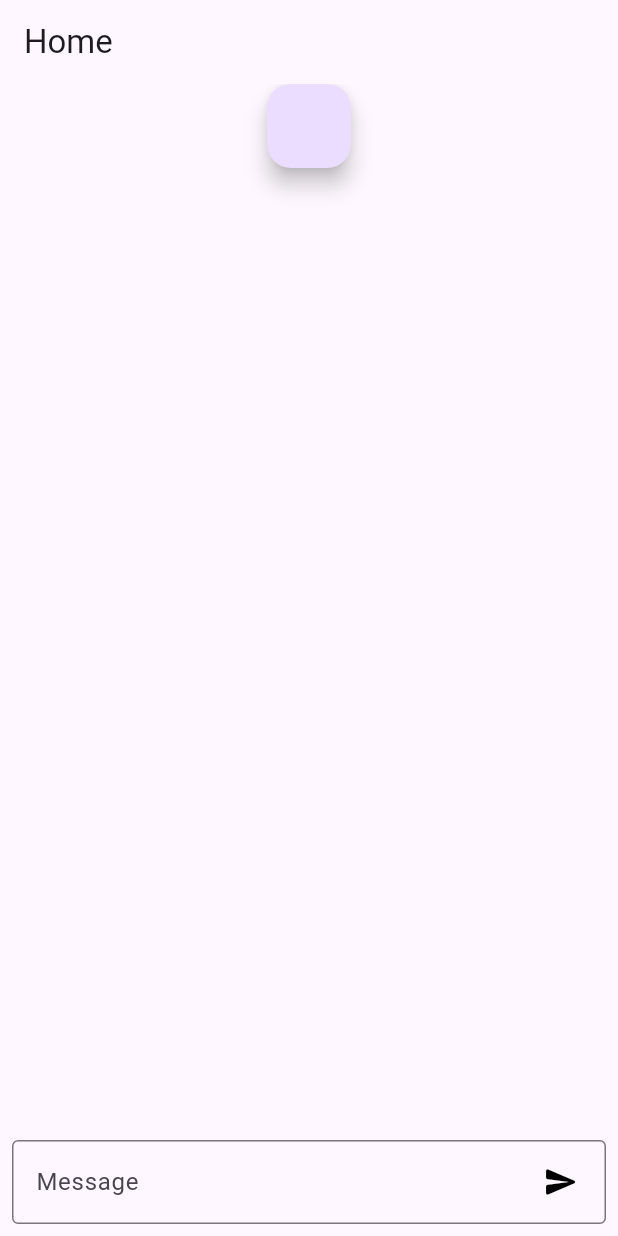
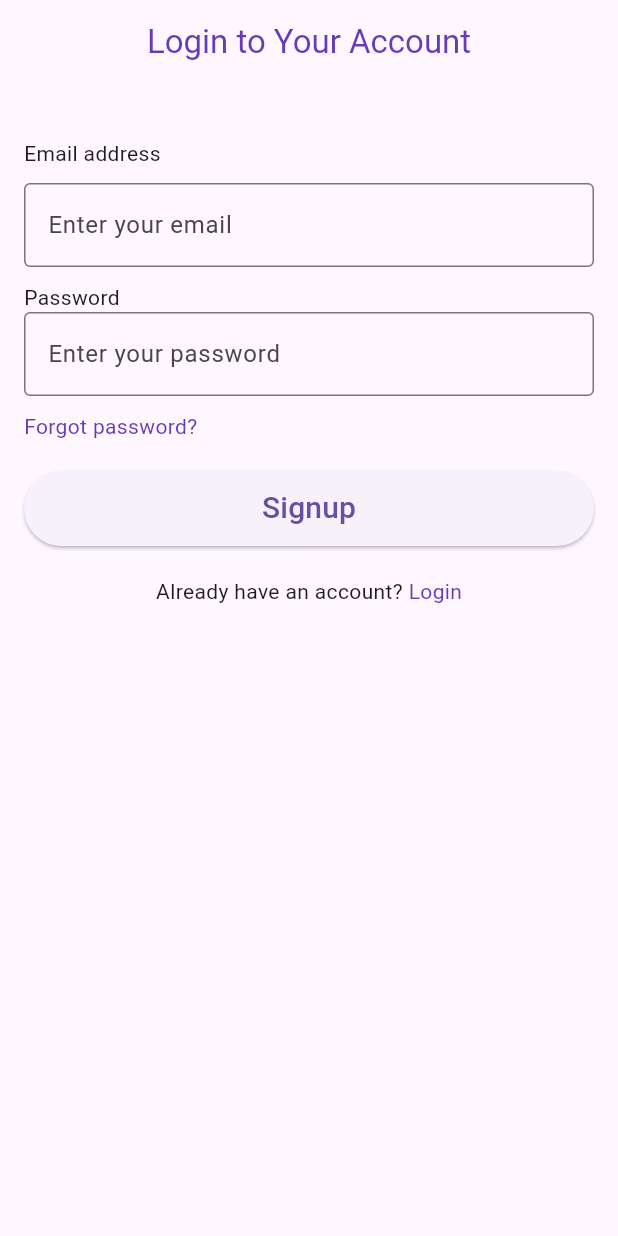
Before and after one commit to baadnk7777777/flutter_bloc_firebase, a Flutter app: the screen it shows after launch, on a phone screen of 412 x 824 dp. Run offline on Flutter 3.47's test engine with Material 3 defaults, Android fonts, the phone set to English and light mode, and no system bars; our stand-ins replace bloc, cloud_firestore, dartz, equatable, firebase_auth, firebase_core and 2 more; accounts and stored records are empty.

Commit message:
Sign_up procress.

```diff
--- a/lib/data/repositories/services/firebase_client.dart
+++ b/lib/data/repositories/services/firebase_client.dart
@@ -1,11 +1,43 @@
 import 'dart:async';
 
 import 'package:cloud_firestore/cloud_firestore.dart';
+import 'package:firebase_auth/firebase_auth.dart';
 import 'package:flutter_bloc_firebase_2/modules/home_page/models/message.dart';
+import 'package:flutter_bloc_firebase_2/modules/sign_up_page/models/user.dart';
 
 class FirebaseClient {
   final CollectionReference _messageCollection =
       FirebaseFirestore.instance.collection('messages');
+
+  final FirebaseAuth _firebaseAuth = FirebaseAuth.instance;
+
+  Future<UserModel?> signUpUser(String email, String password) async {
+    try {
+      final UserCredential userCredential =
+          await _firebaseAuth.createUserWithEmailAndPassword(
+        email: email.trim(),
+        password: password.trim(),
+      );
+      final User? firebaseUser = userCredential.user;
+      if (firebaseUser != null) {
+        return UserModel(
+          id: firebaseUser.uid,
+          email: firebaseUser.email ?? '',
+          displayName: firebaseUser.displayName ?? '',
+        );
+      }
+    } on FirebaseAuthException catch (e) {
+      print(e.toString());
+    }
+    return null;
+  }
+
+  Future<void> signOutUser() async {
+    final User? firebaseUser = FirebaseAuth.instance.currentUser;
+    if (firebaseUser != null) {
+      await FirebaseAuth.instance.signOut();
+    }
+  }
 
   Future<void> sentMessage(String message, int userId) async {
     try {
--- /dev/null
+++ b/lib/modules/authentication_page/views/authentication_page.dart
@@ -0,0 +1,25 @@
+import 'package:firebase_auth/firebase_auth.dart';
+import 'package:flutter/foundation.dart';
+import 'package:flutter/material.dart';
+import 'package:flutter_bloc_firebase_2/modules/home_page/views/home_page.dart';
+import 'package:flutter_bloc_firebase_2/modules/sign_up_page/views/sign_up_page.dart';
+
+class AuthenticationPage extends StatelessWidget {
+  const AuthenticationPage({super.key});
+
+  @override
+  Widget build(BuildContext context) {
+    return Scaffold(
+      body: StreamBuilder(
+        stream: FirebaseAuth.instance.authStateChanges(),
+        builder: (context, snapshot) {
+          if (snapshot.hasData) {
+            return const HomePage();
+          } else {
+            return const SignUpPage();
+          }
+        },
+      ),
+    );
+  }
+}
--- a/lib/modules/home_page/views/home_page.dart
+++ b/lib/modules/home_page/views/home_page.dart
@@ -3,6 +3,7 @@ import 'package:flutter_bloc/flutter_bloc.dart';
 import 'package:flutter_bloc_firebase_2/common/constants/app_constants.dart';
 import 'package:flutter_bloc_firebase_2/modules/home_page/bloc/message_bloc.dart';
 import 'package:flutter_bloc_firebase_2/modules/home_page/models/message.dart';
+import 'package:flutter_bloc_firebase_2/modules/sign_up_page/bloc/authentication_bloc.dart';
 import 'package:flutter_bloc_firebase_2/modules/splash_page/splash_page.dart';
 
 class HomePage extends StatefulWidget {
@@ -20,11 +21,12 @@ class _HomePageState extends State<HomePage> {
   void initState() {
     super.initState();
     // context.read<MessageBloc>().add(FetchMesageEvent());
+    // BlocProvider.of<MessageBloc>(context).add(FetchMesageEvent());
   }
 
   @override
   void dispose() {
-    context.read<MessageBloc>().close();
+    // context.read<MessageBloc>().close();
     super.dispose();
   }
 
@@ -36,99 +38,121 @@ class _HomePageState extends State<HomePage> {
       appBar: AppBar(
         title: const Text('Home'),
       ),
-      body: Column(
-        children: [
-          FloatingActionButton(onPressed: () {
-            setState(() {
-              userId = 2;
-            });
-          }),
-          Expanded(
-            child: BlocConsumer<MessageBloc, MessageState>(
-              listener: (context, state) {
-                if (state.status == StateStatus.loading &&
-                    messagesList.isNotEmpty) {}
-                if (state.status == StateStatus.success &&
-                    messagesList.isEmpty) {}
-                if (state.status == StateStatus.failure &&
-                    messagesList.isEmpty) {}
-                return;
+      body: BlocConsumer<AuthenticationBloc, AuthenticationState>(
+        listener: (context, state) {
+          if (state is AuthenticationLoading) {
+            const LoadingPage();
+          } else if (state is AuthenticationFailure) {
+            showDialog(
+                context: context,
+                builder: (context) {
+                  return const AlertDialog(
+                    content: Text('error'),
+                  );
+                });
+          }
+        },
+        builder: (context, state) {
+          return ElevatedButton(
+              onPressed: () {
+                BlocProvider.of<AuthenticationBloc>(context).add(SignOut());
               },
-              builder: (context, state) {
-                if (state.status == StateStatus.initial ||
-                    (state.status == StateStatus.loading &&
-                        messagesList.isEmpty)) {
-                  return const LoadingPage();
-                } else if (state.status == StateStatus.success) {
-                  messagesList = state.messagesList;
-                  messagesList
-                      .sort((a, b) => b.timestamp.compareTo(a.timestamp));
-                } else if (state.status == StateStatus.failure &&
-                    messagesList.isEmpty) {}
-                return ListView.builder(
-                  reverse: true,
-                  // controller: _scrollController,
-                  itemCount: messagesList.length,
-                  itemBuilder: (context, index) {
-                    return Align(
-                      alignment: messagesList[index].userId != userId
-                          ? Alignment.topRight
-                          : Alignment.topLeft,
-                      child: Container(
-                        margin: const EdgeInsets.symmetric(
-                            vertical: 10, horizontal: 15),
-                        padding: const EdgeInsets.all(10),
-                        decoration: BoxDecoration(
-                          color: messagesList[index].userId != userId
-                              ? Colors.blue
-                              : Colors.grey,
-                          borderRadius: BorderRadius.circular(10),
-                        ),
-                        child: Text(
-                          messagesList[index].text,
-                          style: const TextStyle(
-                            color: Colors.white,
-                          ),
-                        ),
-                      ),
-                    );
-                  },
-                );
-              },
-            ),
-          ),
+              child: const Text('logOut'));
+        },
+      ),
+      // body: Column(
+      //   children: [
+      //     FloatingActionButton(onPressed: () {
+      //       setState(() {
+      //         userId = 2;
+      //       });
+      //     }),
+      //     Expanded(
+      //       child: BlocConsumer<MessageBloc, MessageState>(
+      //         listener: (context, state) {
+      //           if (state.status == StateStatus.loading &&
+      //               messagesList.isNotEmpty) {}
+      //           if (state.status == StateStatus.success &&
+      //               messagesList.isEmpty) {}
+      //           if (state.status == StateStatus.failure &&
+      //               messagesList.isEmpty) {}
+      //           return;
+      //         },
+      //         builder: (context, state) {
+      //           if (state.status == StateStatus.initial ||
+      //               (state.status == StateStatus.loading &&
+      //                   messagesList.isEmpty)) {
+      //             return const LoadingPage();
+      //           } else if (state.status == StateStatus.success) {
+      //             messagesList = state.messagesList;
+      //             messagesList
+      //                 .sort((a, b) => b.timestamp.compareTo(a.timestamp));
+      //           } else if (state.status == StateStatus.failure &&
+      //               messagesList.isEmpty) {}
+      //           return ListView.builder(
+      //             reverse: true,
+      //             // controller: _scrollController,
+      //             itemCount: messagesList.length,
+      //             itemBuilder: (context, index) {
+      //               return Align(
+      //                 alignment: messagesList[index].userId != userId
+      //                     ? Alignment.topRight
+      //                     : Alignment.topLeft,
+      //                 child: Container(
+      //                   margin: const EdgeInsets.symmetric(
+      //                       vertical: 10, horizontal: 15),
+      //                   padding: const EdgeInsets.all(10),
+      //                   decoration: BoxDecoration(
+      //                     color: messagesList[index].userId != userId
+      //                         ? Colors.blue
+      //                         : Colors.grey,
+      //                     borderRadius: BorderRadius.circular(10),
+      //                   ),
+      //                   child: Text(
+      //                     messagesList[index].text,
+      //                     style: const TextStyle(
+      //                       color: Colors.white,
+      //                     ),
+      //                   ),
+      //                 ),
+      //               );
+      //             },
+      //           );
+      //         },
+      //       ),
+      //     ),
 
-          // const Spacer(),
-          Padding(
-            padding: const EdgeInsets.all(8.0),
-            child: TextField(
-              controller: mycontroller,
-              decoration: InputDecoration(
-                border: const OutlineInputBorder(),
-                labelText: 'Message',
-                suffixIcon: Padding(
-                  padding: const EdgeInsetsDirectional.only(end: 12.0),
-                  child: GestureDetector(
-                    child: const Icon(
-                      Icons.send_rounded,
-                      color: Colors.black,
-                    ),
-                    onTap: () {
-                      print("userId" + userId.toString());
-                      context.read<MessageBloc>().add(
-                            SendMessageEvent(
-                                message: mycontroller.text, userId),
-                          );
+      //     // const Spacer(),
+      //     Padding(
+      //       padding: const EdgeInsets.all(8.0),
+      //       child: TextField(
+      //         controller: mycontroller,
+      //         decoration: InputDecoration(
+      //           border: const OutlineInputBorder(),
+      //           labelText: 'Message',
+      //           suffixIcon: Padding(
+      //             padding: const EdgeInsetsDirectional.only(end: 12.0),
+      //             child: GestureDetector(
+      //               child: const Icon(
+      //                 Icons.send_rounded,
+      //                 color: Colors.black,
+      //               ),
+      //               onTap: () {
+      //                 print("userId" + userId.toString());
+      //                 context.read<MessageBloc>().add(
+      //                       SendMessageEvent(
+      //                           message: mycontroller.text, userId),
+      //                     );
 
-                      mycontroller.clear();
-                    },
-                  ),
-                ),
-              ),
-            ),
-          ),
-        ],
-      ),
+      //                 mycontroller.clear();
+      //               },
+      //             ),
+      //           ),
+      //         ),
+      //       ),
+      //     ),
+      //   ],
+      // ),
     );
   }
 }
--- /dev/null
+++ b/lib/modules/sign_up_page/bloc/authentication_event.dart
@@ -0,0 +1,20 @@
+part of 'authentication_bloc.dart';
+
+abstract class AuthenticationEvent extends Equatable {
+  const AuthenticationEvent();
+
+  @override
+  List<Object> get props => [];
+}
+
+class SignUpUser extends AuthenticationEvent {
+  final String email;
+  final String password;
+
+  const SignUpUser({required this.email, required this.password});
+
+  @override
+  List<Object> get props => [email, password];
+}
+
+class SignOut extends AuthenticationEvent {}
--- /dev/null
+++ b/lib/modules/sign_up_page/bloc/authentication_state.dart
@@ -0,0 +1,31 @@
+part of 'authentication_bloc.dart';
+
+abstract class AuthenticationState extends Equatable {
+  const AuthenticationState();
+
+  @override
+  List<Object> get props => [];
+}
+
+final class AuthenticationInitial extends AuthenticationState {}
+
+class AuthenticationLoading extends AuthenticationState {
+  final bool isLoading;
+  const AuthenticationLoading({required this.isLoading});
+  @override
+  List<Object> get props => [isLoading];
+}
+
+class AuthenticationSuccess extends AuthenticationState {
+  final UserModel user;
+  const AuthenticationSuccess({required this.user});
+  @override
+  List<Object> get props => [user];
+}
+
+class AuthenticationFailure extends AuthenticationState {
+  final String errorMessage;
+  const AuthenticationFailure(this.errorMessage);
+  @override
+  List<Object> get props => [errorMessage];
+}
--- /dev/null
+++ b/lib/modules/sign_up_page/models/user.dart
@@ -0,0 +1,10 @@
+class UserModel {
+  final String? id;
+  final String? email;
+  final String? displayName;
+  UserModel({
+    this.id,
+    this.email,
+    this.displayName,
+  });
+}
--- /dev/null
+++ b/lib/modules/sign_up_page/views/sign_up_page.dart
@@ -0,0 +1,133 @@
+import 'package:flutter/foundation.dart';
+import 'package:flutter/material.dart';
+import 'package:flutter_bloc/flutter_bloc.dart';
+import 'package:flutter_bloc_firebase_2/modules/home_page/bloc/message_bloc.dart';
+import 'package:flutter_bloc_firebase_2/modules/sign_up_page/bloc/authentication_bloc.dart';
+
+class SignUpPage extends StatefulWidget {
+  const SignUpPage({super.key});
+
+  @override
+  State<SignUpPage> createState() => _SignUpPageState();
+}
+
+class _SignUpPageState extends State<SignUpPage> {
+  final emailController = TextEditingController();
+  final passwordController = TextEditingController();
+
+  @override
+  void dispose() {
+    emailController.dispose();
+    passwordController.dispose();
+    super.dispose();
+  }
+
+  @override
+  Widget build(BuildContext context) {
+    return Scaffold(
+      appBar: AppBar(
+        title: const Text(
+          'Login to Your Account',
+          style: TextStyle(
+            color: Colors.deepPurple,
+          ),
+        ),
+        centerTitle: true,
+      ),
+      body: Padding(
+        padding: const EdgeInsets.all(16.0),
+        child: Column(
+          crossAxisAlignment: CrossAxisAlignment.start,
+          children: [
+            const SizedBox(height: 20),
+            const Text('Email address'),
+            const SizedBox(height: 10),
+            TextFormField(
+              controller: emailController,
+              decoration: const InputDecoration(
+                border: OutlineInputBorder(),
+                hintText: 'Enter your email',
+              ),
+            ),
+            const SizedBox(height: 10),
+            const Text('Password'),
+            TextFormField(
+              controller: passwordController,
+              decoration: const InputDecoration(
+                border: OutlineInputBorder(),
+                hintText: 'Enter your password',
+              ),
+              obscureText: false,
+            ),
+            const SizedBox(height: 10),
+            GestureDetector(
+              onTap: () {},
+              child: const Text(
+                'Forgot password?',
+                style: TextStyle(
+                  color: Colors.deepPurple,
+                ),
+              ),
+            ),
+            const SizedBox(height: 20),
+            BlocConsumer<AuthenticationBloc, AuthenticationState>(
+              listener: (context, state) {
+                if (state is AuthenticationSuccess) {
+                  Navigator.of(context).pushNamed('/homePage');
+
+                  context.read<MessageBloc>().add(FetchMesageEvent());
+                } else if (state is AuthenticationFailure) {
+                  showDialog(
+                      context: context,
+                      builder: (context) {
+                        return const AlertDialog(
+                          content: Text('error'),
+                        );
+                      });
+                }
+              },
+              builder: (context, state) {
+                return SizedBox(
+                  height: 50,
+                  width: double.infinity,
+                  child: ElevatedButton(
+                    onPressed: () {
+                      BlocProvider.of<AuthenticationBloc>(context).add(
+                        SignUpUser(
+                          email: emailController.text.trim(),
+                          password: passwordController.text.trim(),
+                        ),
+                      );
+                    },
+                    child: Text(
+                      state is AuthenticationLoading ? '.......' : 'Signup',
+                      style: const TextStyle(
+                        fontSize: 20,
+                      ),
+                    ),
+                  ),
+                );
+              },
+            ),
+            const SizedBox(height: 20),
+            Row(
+              mainAxisAlignment: MainAxisAlignment.center,
+              children: [
+                const Text("Already have an account? "),
+                GestureDetector(
+                  onTap: () {},
+                  child: const Text(
+                    'Login',
+                    style: TextStyle(
+                      color: Colors.deepPurple,
+                    ),
+                  ),
+                )
+              ],
+            ),
+          ],
+        ),
+      ),
+    );
+  }
+}
--- a/lib/router/app_route.dart
+++ b/lib/router/app_route.dart
@@ -3,9 +3,11 @@
 import 'package:flutter/material.dart';
 import 'package:flutter_bloc/flutter_bloc.dart';
 import 'package:flutter_bloc_firebase_2/data/repositories/services/firebase_client.dart';
+import 'package:flutter_bloc_firebase_2/modules/authentication_page/views/authentication_page.dart';
 import 'package:flutter_bloc_firebase_2/modules/home_page/bloc/message_bloc.dart';
 import 'package:flutter_bloc_firebase_2/modules/home_page/repositories/impl/message_repo_impl.dart';
 import 'package:flutter_bloc_firebase_2/modules/home_page/views/home_page.dart';
+import 'package:flutter_bloc_firebase_2/modules/sign_up_page/bloc/authentication_bloc.dart';
 
 class AppRouter {
   final MessageBloc _messageBloc = MessageBloc(
@@ -13,9 +15,19 @@ class AppRouter {
     firebaseClient: FirebaseClient(),
   ));
 
+  final AuthenticationBloc _authenticationBloc = AuthenticationBloc();
+
   Route? onGenerateRoute(RouteSettings settings) {
     switch (settings.name) {
       case '/':
+        return MaterialPageRoute(
+          builder: (_) => BlocProvider.value(
+            value: _authenticationBloc,
+            child: const AuthenticationPage(),
+          ),
+        );
+
+      case '/homePage':
         return MaterialPageRoute(
           builder: (_) => BlocProvider.value(
             value: _messageBloc,
--- a/pubspec.yaml
+++ b/pubspec.yaml
@@ -45,6 +45,7 @@ dependencies:
   top_snackbar_flutter: ^3.1.0
   cloud_firestore: ^4.14.0
   either_dart: ^1.0.0
+  firebase_auth: ^4.16.0
 
 dev_dependencies:
   flutter_test:
```
Also changed, not shown: lib/modules/sign_up_page/bloc/authentication_bloc.dart (added, +55 -0 lines), pubspec.lock, 3 other files.
